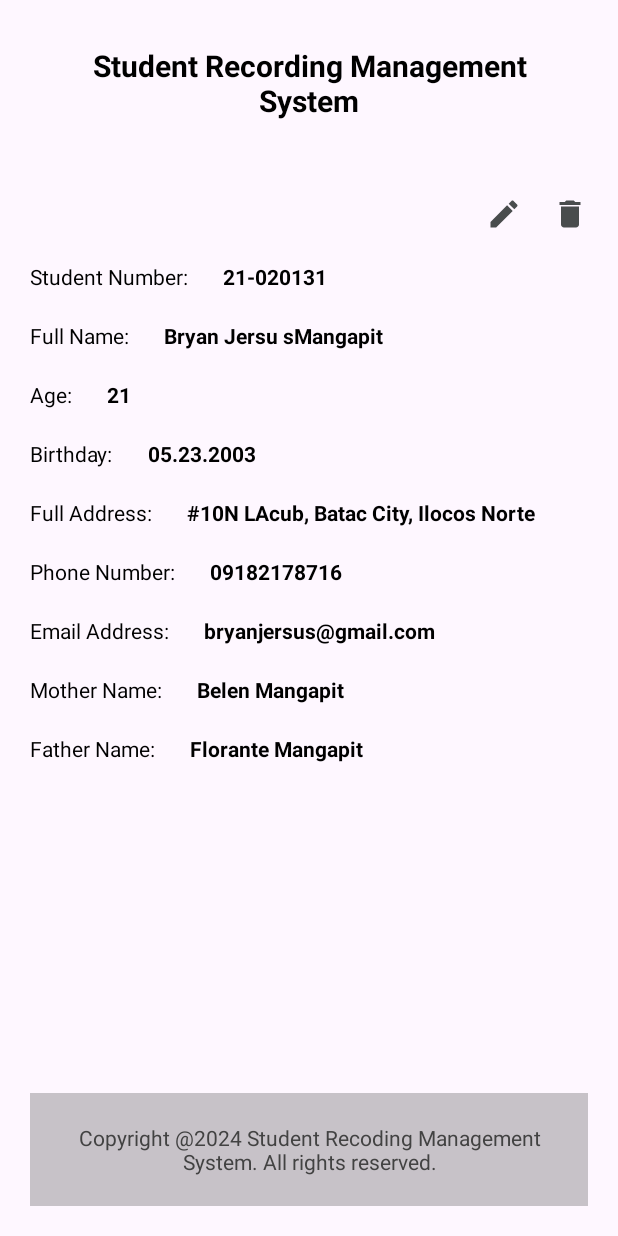
After one commit to bruhhhyannnn/Student-Recording-Management, an Android app: the layout activity_student_display.xml on its own in the app's theme, with its tools: preview values and no code run, on a phone screen of 412 x 824 dp. The commit adds this screen. Run offline under Robolectric (Android 15) with nearby library versions, the phone set to English and light mode, and no system bars.

Commit message:
added firebase dependencies, added firebase functionality to add, search, and display student, updated student model to include all student data, finished functionality for update and delete functionality under display student

```diff
--- a/app/build.gradle.kts
+++ b/app/build.gradle.kts
@@ -1,6 +1,7 @@
 plugins {
     alias(libs.plugins.android.application)
     alias(libs.plugins.jetbrains.kotlin.android)
+    alias(libs.plugins.google.gms.google.services)
 }
 
 android {
@@ -45,6 +46,7 @@ dependencies {
     implementation(libs.material)
     implementation(libs.androidx.activity)
     implementation(libs.androidx.constraintlayout)
+    implementation(libs.firebase.firestore)
     testImplementation(libs.junit)
     androidTestImplementation(libs.androidx.junit)
     androidTestImplementation(libs.androidx.espresso.core)
--- a/app/src/main/AndroidManifest.xml
+++ b/app/src/main/AndroidManifest.xml
@@ -13,6 +13,9 @@
         android:theme="@style/Theme.Student_Recording_Management"
         tools:targetApi="31">
         <activity
+            android:name=".StudentDisplayActivity"
+            android:exported="false" />
+        <activity
             android:name=".MainActivity"
             android:exported="false" />
         <activity
--- /dev/null
+++ b/app/src/main/res/drawable/icon_delete.xml
@@ -0,0 +1,5 @@
+<vector xmlns:android="http://schemas.android.com/apk/res/android" android:height="24dp" android:tint="#494C4D" android:viewportHeight="24" android:viewportWidth="24" android:width="24dp">
+
+    <path android:fillColor="@android:color/white" android:pathData="M6,19c0,1.1 0.9,2 2,2h8c1.1,0 2,-0.9 2,-2V7H6v12zM19,4h-3.5l-1,-1h-5l-1,1H5v2h14V4z"/>
+
+</vector>
--- /dev/null
+++ b/app/src/main/res/drawable/icon_edit.xml
@@ -0,0 +1,5 @@
+<vector xmlns:android="http://schemas.android.com/apk/res/android" android:height="24dp" android:tint="#494C4D" android:viewportHeight="24" android:viewportWidth="24" android:width="24dp">
+
+    <path android:fillColor="@android:color/white" android:pathData="M3,17.25V21h3.75L17.81,9.94l-3.75,-3.75L3,17.25zM20.71,7.04c0.39,-0.39 0.39,-1.02 0,-1.41l-2.34,-2.34c-0.39,-0.39 -1.02,-0.39 -1.41,0l-1.83,1.83 3.75,3.75 1.83,-1.83z"/>
+
+</vector>
--- /dev/null
+++ b/app/src/main/res/layout/activity_student_display.xml
@@ -0,0 +1,252 @@
+<?xml version="1.0" encoding="utf-8"?>
+<LinearLayout xmlns:android="http://schemas.android.com/apk/res/android"
+    xmlns:app="http://schemas.android.com/apk/res-auto"
+    xmlns:tools="http://schemas.android.com/tools"
+    android:id="@+id/main"
+    android:orientation="vertical"
+    android:layout_width="match_parent"
+    android:layout_height="match_parent"
+    tools:context=".StudentDisplayActivity">
+
+    <!-- HEADER -->
+    <TextView
+        android:id="@+id/header_title"
+        android:layout_width="match_parent"
+        android:layout_height="wrap_content"
+        android:gravity="center"
+        android:text="Student Recording Management System"
+        android:textColor="@color/black"
+        android:textStyle="bold"
+        android:textSize="20sp"
+        android:padding="30dp"/>
+
+    <!-- MAIN CONTENT -->
+    <androidx.constraintlayout.widget.ConstraintLayout
+        android:id="@+id/student_information"
+        android:layout_width="match_parent"
+        android:layout_height="wrap_content"
+        android:orientation="vertical"
+        android:padding="10dp">
+
+        <LinearLayout
+            android:id="@+id/functions"
+            android:layout_width="match_parent"
+            android:layout_height="wrap_content"
+            android:gravity="end"
+            android:orientation="horizontal"
+            app:layout_constraintTop_toTopOf="parent">
+
+            <ImageView
+                android:id="@+id/edit_button"
+                android:layout_width="wrap_content"
+                android:layout_height="wrap_content"
+                android:padding="10dp"
+                android:src="@drawable/icon_edit" />
+            <ImageView
+                android:id="@+id/delete_button"
+                android:layout_width="wrap_content"
+                android:layout_height="wrap_content"
+                android:padding="10dp"
+                android:src="@drawable/icon_delete" />
+        </LinearLayout>
+
+        <TextView
+            android:id="@+id/student_number"
+            android:layout_width="wrap_content"
+            android:layout_height="wrap_content"
+            android:padding="10dp"
+            android:text="Student Number: "
+            app:layout_constraintStart_toStartOf="parent"
+            app:layout_constraintTop_toBottomOf="@+id/functions" />
+
+        <TextView
+            android:id="@+id/student_number_value"
+            android:layout_width="wrap_content"
+            android:layout_height="wrap_content"
+            android:padding="10dp"
+            android:text="21-020131"
+            android:textStyle="bold"
+            app:layout_constraintStart_toEndOf="@+id/student_number"
+            app:layout_constraintTop_toBottomOf="@+id/functions" />
+
+        <TextView
+            android:id="@+id/full_name"
+            android:layout_width="wrap_content"
+            android:layout_height="wrap_content"
+            android:padding="10dp"
+            android:text="Full Name: "
+            app:layout_constraintStart_toStartOf="parent"
+            app:layout_constraintTop_toBottomOf="@+id/student_number" />
+
+        <TextView
+            android:id="@+id/full_name_value"
+            android:layout_width="wrap_content"
+            android:layout_height="wrap_content"
+            android:padding="10dp"
+            android:text="Bryan Jersu sMangapit"
+            android:textStyle="bold"
+            app:layout_constraintStart_toEndOf="@+id/full_name"
+            app:layout_constraintTop_toBottomOf="@+id/student_number_value" />
+
+        <TextView
+            android:id="@+id/age"
+            android:layout_width="wrap_content"
+            android:layout_height="wrap_content"
+            android:inputType="number"
+            android:padding="10dp"
+            android:text="Age: "
+            app:layout_constraintStart_toStartOf="parent"
+            app:layout_constraintTop_toBottomOf="@+id/full_name" />
+
+        <TextView
+            android:id="@+id/age_value"
+            android:layout_width="wrap_content"
+            android:layout_height="wrap_content"
+            android:inputType="number"
+            android:padding="10dp"
+            android:text="21"
+            android:textStyle="bold"
+            app:layout_constraintStart_toEndOf="@+id/age"
+            app:layout_constraintTop_toBottomOf="@+id/full_name_value" />
+
+        <TextView
+            android:id="@+id/birthday"
+            android:layout_width="wrap_content"
+            android:layout_height="wrap_content"
+            android:padding="10dp"
+            android:text="Birthday: "
+            app:layout_constraintStart_toStartOf="parent"
+            app:layout_constraintTop_toBottomOf="@+id/age" />
+
+        <TextView
+            android:id="@+id/birthday_value"
+            android:layout_width="wrap_content"
+            android:layout_height="wrap_content"
+            android:padding="10dp"
+            android:text="05.23.2003"
+            android:textStyle="bold"
+            app:layout_constraintStart_toEndOf="@+id/birthday"
+            app:layout_constraintTop_toBottomOf="@+id/age_value" />
+
+        <TextView
+            android:id="@+id/full_address"
+            android:layout_width="wrap_content"
+            android:layout_height="wrap_content"
+            android:padding="10dp"
+            android:text="Full Address: "
+            app:layout_constraintStart_toStartOf="parent"
+            app:layout_constraintTop_toBottomOf="@+id/birthday" />
+
+        <TextView
+            android:id="@+id/full_address_value"
+            android:layout_width="wrap_content"
+            android:layout_height="wrap_content"
+            android:padding="10dp"
+            android:text="#10N LAcub, Batac City, Ilocos Norte"
+            android:textStyle="bold"
+            app:layout_constraintStart_toEndOf="@+id/full_address"
+            app:layout_constraintTop_toBottomOf="@+id/birthday_value" />
+
+        <TextView
+            android:id="@+id/phone_number"
+            android:layout_width="wrap_content"
+            android:layout_height="wrap_content"
+            android:padding="10dp"
+            android:text="Phone Number: "
+            app:layout_constraintStart_toStartOf="parent"
+            app:layout_constraintTop_toBottomOf="@+id/full_address_value" />
+
+        <TextView
+            android:id="@+id/phone_number_value"
+            android:layout_width="wrap_content"
+            android:layout_height="wrap_content"
+            android:padding="10dp"
+            android:text="09182178716"
+            android:textStyle="bold"
+            app:layout_constraintStart_toEndOf="@+id/phone_number"
+            app:layout_constraintTop_toBottomOf="@+id/full_address" />
+
+        <TextView
+            android:id="@+id/email_address"
+            android:layout_width="wrap_content"
+            android:layout_height="wrap_content"
+            android:padding="10dp"
+            android:text="Email Address: "
+            app:layout_constraintStart_toStartOf="parent"
+            app:layout_constraintTop_toBottomOf="@+id/phone_number" />
+
+        <TextView
+            android:id="@+id/email_address_value"
+            android:layout_width="wrap_content"
+            android:layout_height="wrap_content"
+            android:padding="10dp"
+            android:text="bryanjersus@gmail.com"
+            android:textStyle="bold"
+            app:layout_constraintStart_toEndOf="@+id/email_address"
+            app:layout_constraintTop_toBottomOf="@+id/phone_number_value" />
+
+        <TextView
+            android:id="@+id/mother_name"
+            android:layout_width="wrap_content"
+            android:layout_height="wrap_content"
+            android:padding="10dp"
+            android:text="Mother Name: "
+            app:layout_constraintStart_toStartOf="parent"
+            app:layout_constraintTop_toBottomOf="@+id/email_address" />
+
+        <TextView
+            android:id="@+id/mother_name_value"
+            android:layout_width="wrap_content"
+            android:layout_height="wrap_content"
+            android:padding="10dp"
+            android:text="Belen Mangapit"
+            android:textStyle="bold"
+            app:layout_constraintStart_toEndOf="@+id/mother_name"
+            app:layout_constraintTop_toBottomOf="@+id/email_address_value" />
+
+        <TextView
+            android:id="@+id/father_name"
+            android:layout_width="wrap_content"
+            android:layout_height="wrap_content"
+            android:padding="10dp"
+            android:text="Father Name: "
+            app:layout_constraintStart_toStartOf="parent"
+            app:layout_constraintTop_toBottomOf="@+id/mother_name" />
+
+        <TextView
+            android:id="@+id/father_name_value"
+            android:layout_width="wrap_content"
+            android:layout_height="wrap_content"
+            android:padding="10dp"
+            android:text="Florante Mangapit"
+            android:textStyle="bold"
+            app:layout_constraintStart_toEndOf="@+id/father_name"
+            app:layout_constraintTop_toBottomOf="@+id/mother_name_value" />
+    </androidx.constraintlayout.widget.ConstraintLayout>
+    <ProgressBar
+        android:id="@+id/progress_bar"
+        android:layout_width="30dp"
+        android:layout_height="wrap_content"
+        android:visibility="gone"
+        android:layout_gravity="center"/>
+
+    <!-- FOOTER -->
+    <RelativeLayout
+        android:layout_width="match_parent"
+        android:layout_height="wrap_content"
+        android:layout_marginBottom="20dp">
+
+        <TextView
+            android:id="@+id/footer_layout"
+            android:layout_width="match_parent"
+            android:layout_height="wrap_content"
+            android:layout_margin="20dp"
+            android:layout_alignParentBottom="true"
+            android:background="@color/cardview_shadow_start_color"
+            android:padding="20dp"
+            android:text="@string/copyright_text"
+            android:textAlignment="center"
+            android:textColor="@color/cardview_dark_background" />
+    </RelativeLayout>
+
+</LinearLayout>
--- a/app/src/main/res/layout/custom_dialog_add.xml
+++ b/app/src/main/res/layout/custom_dialog_add.xml
@@ -97,6 +97,12 @@
             android:layout_height="wrap_content"
             android:backgroundTint="@color/cardview_shadow_start_color"
             android:text="Add"/>
+        <ProgressBar
+            android:id="@+id/progress_bar"
+            android:layout_width="30dp"
+            android:layout_height="wrap_content"
+            android:visibility="gone"
+            android:layout_marginRight="16dp"/>
     </LinearLayout>
 
 </LinearLayout>
--- a/app/src/main/res/layout/custom_dialog_display.xml
+++ b/app/src/main/res/layout/custom_dialog_display.xml
@@ -11,5 +11,10 @@
         android:layout_width="match_parent"
         android:layout_height="wrap_content"
         tools:listitem="@layout/layout_students"/>
+    <ProgressBar
+        android:id="@+id/progress_bar"
+        android:layout_width="30dp"
+        android:layout_height="wrap_content"
+        android:layout_gravity="center"/>
 
 </LinearLayout>
--- a/app/src/main/res/layout/custom_dialog_search.xml
+++ b/app/src/main/res/layout/custom_dialog_search.xml
@@ -32,6 +32,12 @@
             android:layout_height="wrap_content"
             android:backgroundTint="@color/cardview_shadow_start_color"
             android:text="Search"/>
+        <ProgressBar
+            android:id="@+id/progress_bar"
+            android:layout_width="30dp"
+            android:layout_height="wrap_content"
+            android:visibility="gone"
+            android:layout_marginRight="16dp"/>
     </LinearLayout>
 
 </LinearLayout>
--- a/build.gradle.kts
+++ b/build.gradle.kts
@@ -2,4 +2,5 @@
 plugins {
     alias(libs.plugins.android.application) apply false
     alias(libs.plugins.jetbrains.kotlin.android) apply false
+    alias(libs.plugins.google.gms.google.services) apply false
 }
--- a/gradle/libs.versions.toml
+++ b/gradle/libs.versions.toml
@@ -9,6 +9,8 @@ appcompat = "1.7.0"
 material = "1.12.0"
 activity = "1.9.0"
 constraintlayout = "2.1.4"
+googleGmsGoogleServices = "4.4.2"
+firebaseFirestore = "25.0.0"
 
 [libraries]
 androidx-core-ktx = { group = "androidx.core", name = "core-ktx", version.ref = "coreKtx" }
@@ -19,7 +21,9 @@ androidx-appcompat = { group = "androidx.appcompat", name = "appcompat", version
 material = { group = "com.google.android.material", name = "material", version.ref = "material" }
 androidx-activity = { group = "androidx.activity", name = "activity", version.ref = "activity" }
 androidx-constraintlayout = { group = "androidx.constraintlayout", name = "constraintlayout", version.ref = "constraintlayout" }
+firebase-firestore = { group = "com.google.firebase", name = "firebase-firestore", version.ref = "firebaseFirestore" }
 
 [plugins]
 android-application = { id = "com.android.application", version.ref = "agp" }
 jetbrains-kotlin-android = { id = "org.jetbrains.kotlin.android", version.ref = "kotlin" }
+google-gms-google-services = { id = "com.google.gms.google-services", version.ref = "googleGmsGoogleServices" }
```
Also changed, not shown: app/src/main/java/com/example/student_recording_management/MainActivity.kt (+119 -68 lines), app/src/main/java/com/example/student_recording_management/StudentDisplayActivity.kt (added, +181 -0 lines), app/src/main/java/com/example/student_recording_management/adapter/StudentAdapter.kt (+7 -2 lines), app/src/main/java/com/example/student_recording_management/data_model/StudentModel.kt (+11 -1 lines), 1 other file.
